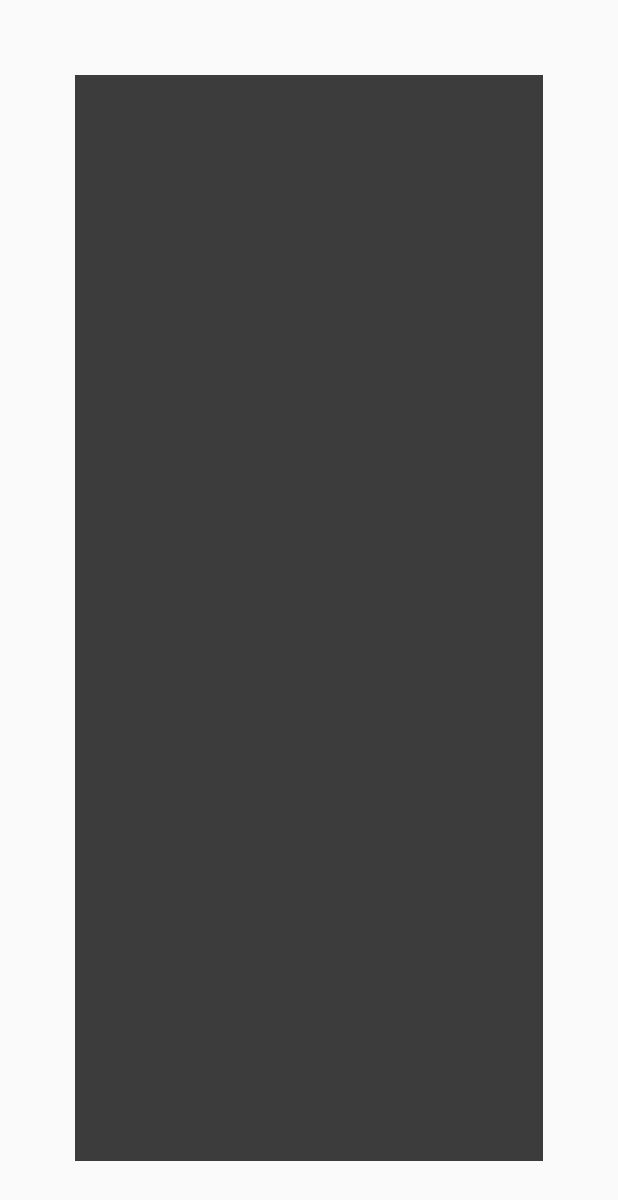
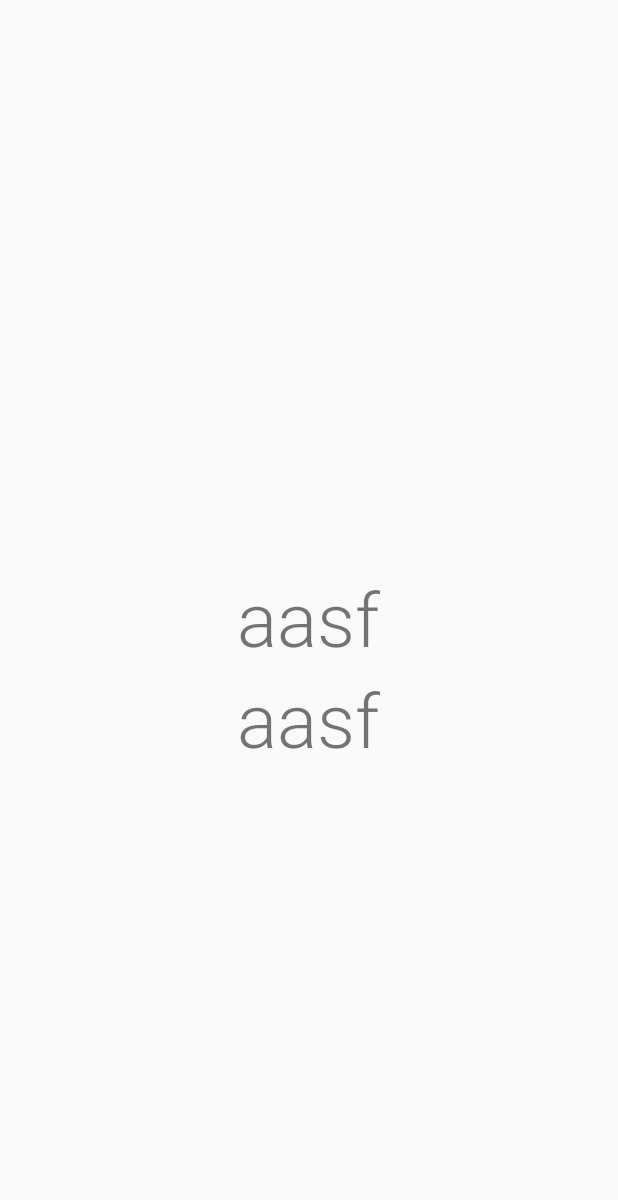
Before and after one commit to AtelierStudio/Exchat_Rev.1, an Android app: the MainUnitSetActivity screen opened directly, with no data from a screen before it, on a phone screen of 412 x 824 dp. Shown: the top 1200 px of the screen. Run offline under Robolectric (Android 15) with nearby library versions, the phone set to English and light mode, and no system bars.

Commit message:
Implement CustomFontView

```diff
--- a/app/src/main/AndroidManifest.xml
+++ b/app/src/main/AndroidManifest.xml
@@ -25,7 +25,9 @@
 
         <service android:name=".service.ClipBoardService" />
 
-        <activity android:name=".activity.MainUnitSetActivity"></activity>
+        <activity android:name=".activity.MainUnitSetActivity">
+
+        </activity>
         <activity android:name=".activity.TutorialActivity"></activity>
 
         <receiver
--- a/app/src/main/java/kr/edcan/exchat/activity/MainUnitSetActivity.java
+++ b/app/src/main/java/kr/edcan/exchat/activity/MainUnitSetActivity.java
@@ -1,23 +1,33 @@
 package kr.edcan.exchat.activity;
 
 import android.app.Activity;
+import android.graphics.Typeface;
 import android.os.Bundle;
 import android.util.Log;
+import android.view.LayoutInflater;
+import android.view.View;
+import android.view.ViewGroup;
+import android.widget.TextView;
 
-import java.util.Date;
+import org.w3c.dom.Text;
 
-import io.realm.Realm;
-import io.realm.RealmResults;
-import io.realm.Sort;
 import kr.edcan.exchat.R;
-import kr.edcan.exchat.data.HistoryData;
 
 public class MainUnitSetActivity extends Activity {
+
+    TextView textView;
+    private Typeface typeface;
+    private static final String FONT_NAME = "roboto_light.ttf";
 
     @Override
     protected void onCreate(Bundle savedInstanceState) {
         super.onCreate(savedInstanceState);
         setContentView(R.layout.activity_main_unit_set);
+        setDefault();
 
     }
+
+    private void setDefault() {
+    }
+
 }
--- /dev/null
+++ b/app/src/main/java/kr/edcan/exchat/utils/ExchatTextView.java
@@ -0,0 +1,33 @@
+package kr.edcan.exchat.utils;
+
+import android.content.Context;
+import android.graphics.Typeface;
+import android.util.AttributeSet;
+import android.widget.TextView;
+
+/**
+ * Created by MalangDesktop on 2016-02-04.
+ */
+public class ExchatTextView extends TextView {
+    public ExchatTextView(Context context) {
+        super(context);
+        applyFont(context);
+    }
+
+    private void applyFont(Context context) {
+        setTypeface(Typeface.createFromAsset(context.getAssets(), "roboto_light.ttf"));
+    }
+
+    public ExchatTextView(Context context, AttributeSet attrs) {
+        super(context, attrs);
+        applyFont(context);
+
+    }
+
+    public ExchatTextView(Context context, AttributeSet attrs, int defStyleAttr) {
+        super(context, attrs, defStyleAttr);
+        applyFont(context);
+
+    }
+
+}
--- a/app/src/main/res/layout/activity_main_unit_set.xml
+++ b/app/src/main/res/layout/activity_main_unit_set.xml
@@ -1,15 +1,23 @@
 <?xml version="1.0" encoding="utf-8"?>
-<LinearLayout xmlns:android="http://schemas.android.com/apk/res/android"
+<RelativeLayout
+    android:id="@+id/view" xmlns:android="http://schemas.android.com/apk/res/android"
     xmlns:tools="http://schemas.android.com/tools"
     android:layout_width="match_parent"
     android:layout_height="match_parent"
-    android:background="#3c3c3c"
-    android:layout_margin="50dp"
-    android:padding="16dp"
     tools:context="kr.edcan.exchat.activity.MainUnitSetActivity">
-
-    <!--<LinearLayout-->
-        <!--android:background="#aabb33"-->
-        <!--android:layout_width="match_parent"-->
-        <!--android:layout_height="match_parent"></LinearLayout>-->
-</LinearLayout>
+    <kr.edcan.exchat.utils.ExchatTextView
+        android:id="@+id/asdf"
+        android:layout_centerInParent="true"
+        android:text="aasf"
+        android:textSize="50dp"
+        android:layout_width="wrap_content"
+        android:layout_height="wrap_content" />
+    <kr.edcan.exchat.utils.ExchatTextView
+        android:layout_below="@+id/asdf"
+        android:id="@+id/asdf1"
+        android:layout_centerInParent="true"
+        android:text="aasf"
+        android:textSize="50dp"
+        android:layout_width="wrap_content"
+        android:layout_height="wrap_content" />
+</RelativeLayout>
```
Also changed, not shown: app/src/main/java/kr/edcan/exchat/activity/MainActivity.java (+28 -2 lines), app/src/main/res/layout/activity_main.xml (+8 -8 lines), app/src/main/assets/roboto_light.ttf (added), 1 other file.
